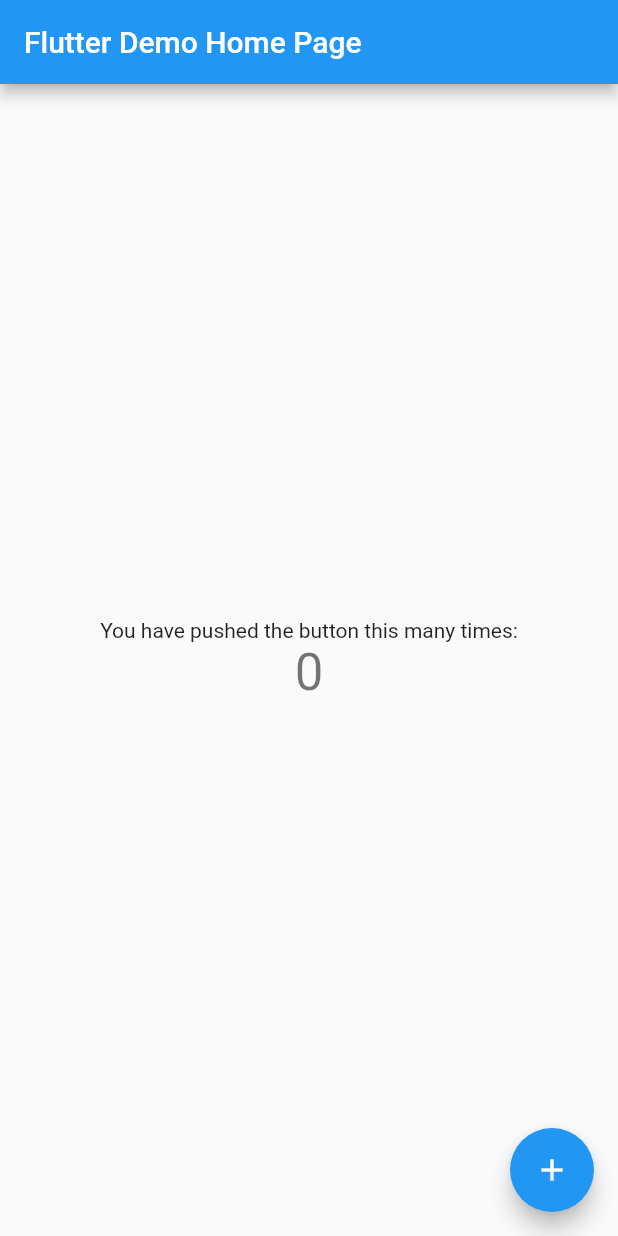
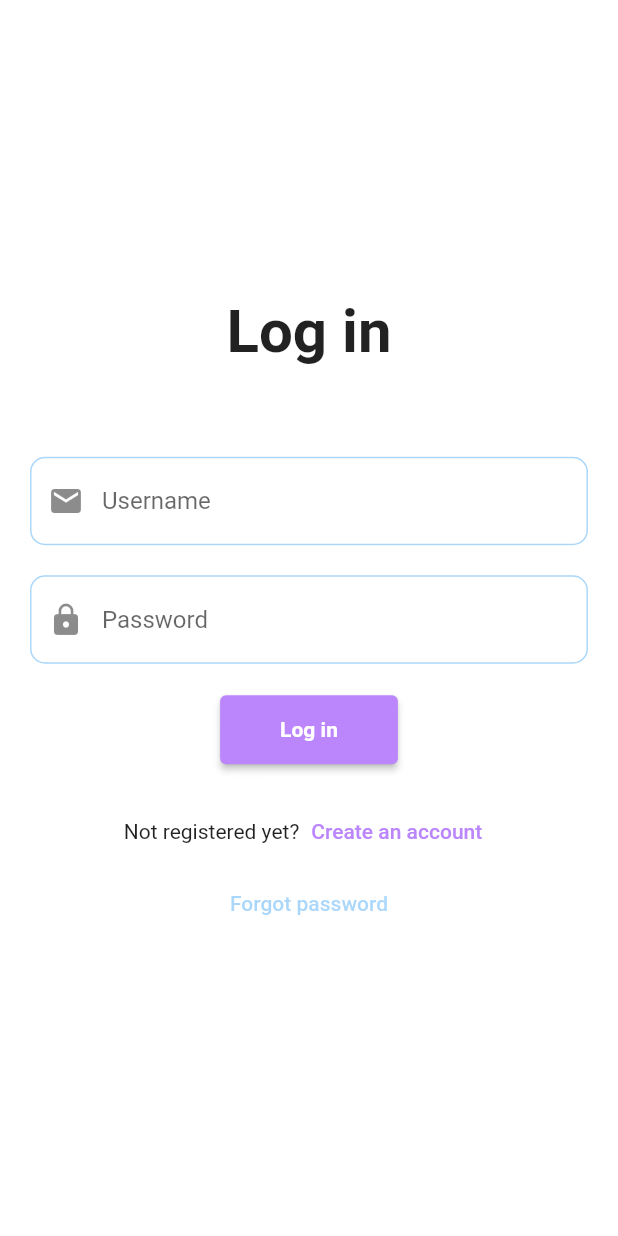
Before and after one commit to GraceYongXM/gaigai-Planner, a Flutter app: the screen it shows after launch, on a phone screen of 412 x 824 dp. Run offline on Flutter 3.47's test engine with Material 2 defaults, Android fonts, the phone set to English and light mode, and no system bars; our stand-ins replace email_validator.

Commit message:
App interface

```diff
--- /dev/null
+++ b/lib/login_page.dart
@@ -0,0 +1,130 @@
+import 'package:email_validator/email_validator.dart';
+import 'package:flutter/material.dart';
+
+import './signup_page.dart';
+
+class LoginPage extends StatefulWidget {
+  const LoginPage({Key? key, required this.title}) : super(key: key);
+  final String title;
+
+  @override
+  State<LoginPage> createState() => _LoginPageState();
+}
+
+class _LoginPageState extends State<LoginPage> {
+  final _formKey = GlobalKey<FormState>();
+  var rememberValue = false;
+
+  @override
+  Widget build(BuildContext context) {
+    return Scaffold(
+      backgroundColor: Theme.of(context).colorScheme.background,
+      body: Container(
+        padding: const EdgeInsets.all(20),
+        child: Column(
+          mainAxisAlignment: MainAxisAlignment.center,
+          crossAxisAlignment: CrossAxisAlignment.center,
+          children: <Widget>[
+            const Text(
+              'Log in',
+              style: TextStyle(
+                fontWeight: FontWeight.bold,
+                fontSize: 40,
+              ),
+            ),
+            const SizedBox(
+              height: 60,
+            ),
+            Form(
+              key: _formKey,
+              child: Column(
+                children: [
+                  TextFormField(
+                    validator: (value) => EmailValidator.validate(value!)
+                        ? null
+                        : "Please enter a valid email",
+                    maxLines: 1,
+                    decoration: InputDecoration(
+                      hintText: 'Username',
+                      prefixIcon: const Icon(Icons.email),
+                      border: OutlineInputBorder(
+                        borderRadius: BorderRadius.circular(10),
+                      ),
+                    ),
+                  ),
+                  const SizedBox(
+                    height: 20,
+                  ),
+                  TextFormField(
+                    validator: (value) {
+                      if (value == null || value.isEmpty) {
+                        return 'Please enter your password';
+                      }
+                      return null;
+                    },
+                    maxLines: 1,
+                    obscureText: true,
+                    decoration: InputDecoration(
+                      prefixIcon: const Icon(Icons.lock),
+                      hintText: 'Password',
+                      border: OutlineInputBorder(
+                        borderRadius: BorderRadius.circular(10),
+                      ),
+                    ),
+                  ),
+                  const SizedBox(
+                    height: 20,
+                  ),
+                  ElevatedButton(
+                    onPressed: () {
+                      if (_formKey.currentState!.validate()) {}
+                    },
+                    style: ElevatedButton.styleFrom(
+                      padding: const EdgeInsets.fromLTRB(40, 15, 40, 15),
+                    ),
+                    child: const Text(
+                      'Log in',
+                      style: TextStyle(
+                        fontWeight: FontWeight.bold,
+                      ),
+                    ),
+                  ),
+                  const SizedBox(
+                    height: 20,
+                  ),
+                  Row(
+                    mainAxisAlignment: MainAxisAlignment.center,
+                    children: [
+                      const Text('Not registered yet?'),
+                      TextButton(
+                        onPressed: () {
+                          Navigator.pushReplacement(
+                            context,
+                            MaterialPageRoute(
+                              builder: (context) =>
+                                  const RegisterPage(title: 'Register UI'),
+                            ),
+                          );
+                        },
+                        child: const Text('Create an account'),
+                      ),
+                    ],
+                  ),
+                  Row(
+                    mainAxisAlignment: MainAxisAlignment.center,
+                    children: [
+                      TextButton(
+                        onPressed: null,
+                        child: const Text('Forgot password'),
+                      ),
+                    ],
+                  ),
+                ],
+              ),
+            )
+          ],
+        ),
+      ),
+    );
+  }
+}
--- a/lib/main.dart
+++ b/lib/main.dart
@@ -1,11 +1,25 @@
 import 'package:flutter/material.dart';
 
-void main() {
-  runApp(const MyApp());
-}
+import './login_page.dart';
 
-class MyApp extends StatelessWidget {
-  const MyApp({Key? key}) : super(key: key);
+void main() => runApp(GaigaiPlanner());
+
+ColorScheme defaultColorScheme = const ColorScheme(
+  primary: Color(0xffBB86FC),
+  secondary: Color(0xff03DAC6),
+  surface: Colors.white,
+  background: Colors.white,
+  error: Color(0xffCF6679),
+  onPrimary: Colors.white,
+  onSecondary: Colors.black,
+  onSurface: Colors.blue,
+  onBackground: Colors.blue,
+  onError: Color(0xff000000),
+  brightness: Brightness.light,
+);
+
+class GaigaiPlanner extends StatelessWidget {
+  const GaigaiPlanner({Key? key}) : super(key: key);
 
   // This widget is the root of your application.
   @override
@@ -13,103 +27,10 @@ class MyApp extends StatelessWidget {
     return MaterialApp(
       title: 'Flutter Demo',
       theme: ThemeData(
-        // This is the theme of your application.
-        //
-        // Try running your application with "flutter run". You'll see the
-        // application has a blue toolbar. Then, without quitting the app, try
-        // changing the primarySwatch below to Colors.green and then invoke
-        // "hot reload" (press "r" in the console where you ran "flutter run",
-        // or simply save your changes to "hot reload" in a Flutter IDE).
-        // Notice that the counter didn't reset back to zero; the application
-        // is not restarted.
+        colorScheme: defaultColorScheme,
         primarySwatch: Colors.blue,
       ),
-      home: const MyHomePage(title: 'Flutter Demo Home Page'),
+      home: const LoginPage(title: 'Login UI'),
     );
   }
 }
-
-class MyHomePage extends StatefulWidget {
-  const MyHomePage({Key? key, required this.title}) : super(key: key);
-
-  // This widget is the home page of your application. It is stateful, meaning
-  // that it has a State object (defined below) that contains fields that affect
-  // how it looks.
-
-  // This class is the configuration for the state. It holds the values (in this
-  // case the title) provided by the parent (in this case the App widget) and
-  // used by the build method of the State. Fields in a Widget subclass are
-  // always marked "final".
-
-  final String title;
-
-  @override
-  State<MyHomePage> createState() => _MyHomePageState();
-}
-
-class _MyHomePageState extends State<MyHomePage> {
-  int _counter = 0;
-
-  void _incrementCounter() {
-    setState(() {
-      // This call to setState tells the Flutter framework that something has
-      // changed in this State, which causes it to rerun the build method below
-      // so that the display can reflect the updated values. If we changed
-      // _counter without calling setState(), then the build method would not be
-      // called again, and so nothing would appear to happen.
-      _counter++;
-    });
-  }
-
-  @override
-  Widget build(BuildContext context) {
-    // This method is rerun every time setState is called, for instance as done
-    // by the _incrementCounter method above.
-    //
-    // The Flutter framework has been optimized to make rerunning build methods
-    // fast, so that you can just rebuild anything that needs updating rather
-    // than having to individually change instances of widgets.
-    return Scaffold(
-      appBar: AppBar(
-        // Here we take the value from the MyHomePage object that was created by
-        // the App.build method, and use it to set our appbar title.
-        title: Text(widget.title),
-      ),
-      body: Center(
-        // Center is a layout widget. It takes a single child and positions it
-        // in the middle of the parent.
-        child: Column(
-          // Column is also a layout widget. It takes a list of children and
-          // arranges them vertically. By default, it sizes itself to fit its
-          // children horizontally, and tries to be as tall as its parent.
-          //
-          // Invoke "debug painting" (press "p" in the console, choose the
-          // "Toggle Debug Paint" action from the Flutter Inspector in Android
-          // Studio, or the "Toggle Debug Paint" command in Visual Studio Code)
-          // to see the wireframe for each widget.
-          //
-          // Column has various properties to control how it sizes itself and
-          // how it positions its children. Here we use mainAxisAlignment to
-          // center the children vertically; the main axis here is the vertical
-          // axis because Columns are vertical (the cross axis would be
-          // horizontal).
-          mainAxisAlignment: MainAxisAlignment.center,
-          children: <Widget>[
-            const Text(
-              'You have pushed the button this many times:',
-            ),
-            Text(
-              '$_counter',
-              style: Theme.of(context).textTheme.headline4,
-            ),
-          ],
-        ),
-      ),
-      floatingActionButton: FloatingActionButton(
-        onPressed: _incrementCounter,
-        tooltip: 'Increment',
-        child: const Icon(Icons.add),
-      ), // This trailing comma makes auto-formatting nicer for build methods.
-    );
-  }
-}
```
Also changed, not shown: lib/signup_page.dart (added, +161 -0 lines).
